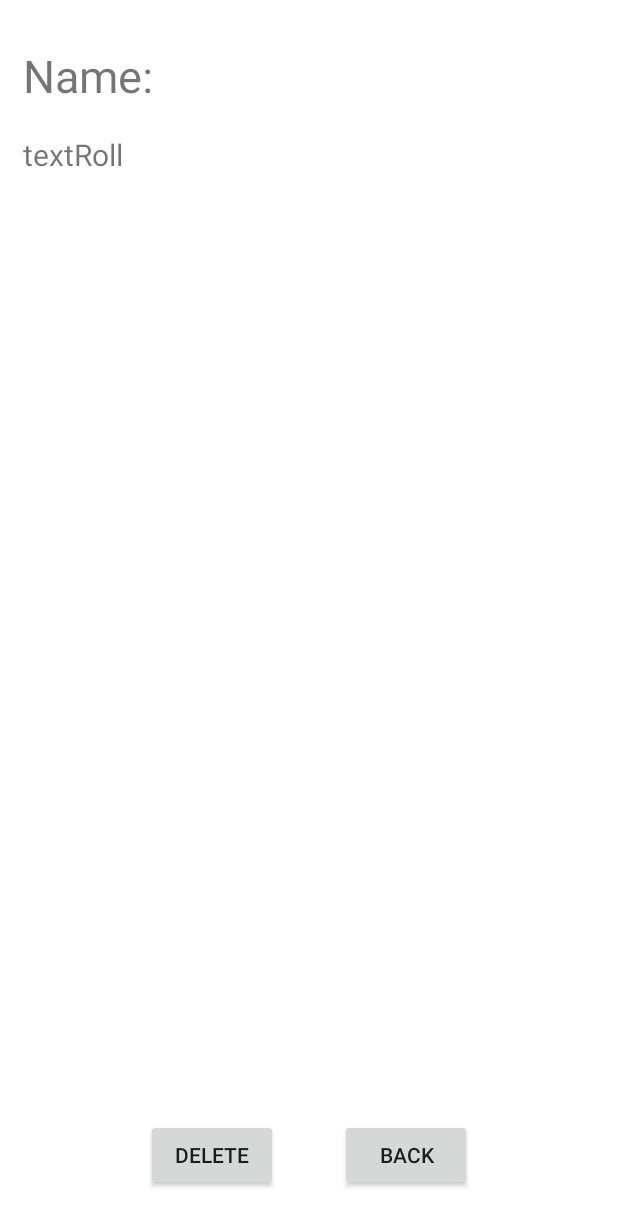
After one commit to maroufia/RollPlayProject, an Android app: the DeleteActivity screen opened directly, with no data from a screen before it, on a phone screen of 412 x 824 dp. The commit adds this screen. Shown: the top 1226 px of the screen. Run offline under Robolectric (Android 15) with nearby library versions, the phone set to English and light mode, and no system bars.

Commit message:
Delete activity first commit

```diff
--- a/app/src/main/AndroidManifest.xml
+++ b/app/src/main/AndroidManifest.xml
@@ -12,6 +12,12 @@
         android:supportsRtl="true"
         android:theme="@style/Theme.RollPlay"
         tools:targetApi="31">
+        <activity
+            android:name=".DeleteActivity"
+            android:exported="false" />
+        <activity
+            android:name=".DeleteSavedActivity"
+            android:exported="false" />
         <activity
             android:name=".HistoryActivity"
             android:exported="false" />
--- /dev/null
+++ b/app/src/main/java/com/example/rollplay/DeleteActivity.java
@@ -0,0 +1,27 @@
+package com.example.rollplay;
+
+import androidx.appcompat.app.AppCompatActivity;
+import androidx.appcompat.app.AppCompatDelegate;
+
+import android.os.Bundle;
+
+import java.util.Objects;
+
+public class DeleteActivity extends AppCompatActivity {
+
+    @Override
+    protected void onCreate(Bundle savedInstanceState) {
+        Objects.requireNonNull(getSupportActionBar()).hide();
+
+        if (AppCompatDelegate.getDefaultNightMode() == AppCompatDelegate.MODE_NIGHT_YES)
+            setTheme(R.style.DarkMode);
+        else
+            setTheme(R.style.Base_Theme_RollPlay);
+
+        super.onCreate(savedInstanceState);
+        setContentView(R.layout.activity_delete);
+
+
+
+    }
+}
--- /dev/null
+++ b/app/src/main/res/layout/activity_delete.xml
@@ -0,0 +1,69 @@
+<?xml version="1.0" encoding="utf-8"?>
+<androidx.constraintlayout.widget.ConstraintLayout xmlns:android="http://schemas.android.com/apk/res/android"
+    xmlns:app="http://schemas.android.com/apk/res-auto"
+    xmlns:tools="http://schemas.android.com/tools"
+    android:id="@+id/constraintLayout"
+    style="@style/SCREEN"
+    android:layout_width="match_parent"
+    android:layout_height="match_parent"
+    tools:context=".SaveActivity">
+
+    <TextView
+        android:id="@+id/textName1"
+        android:layout_width="376dp"
+        android:layout_height="39dp"
+        android:layout_marginStart="15dp"
+        android:layout_marginTop="30dp"
+        android:gravity="start"
+        android:text="@string/name"
+        android:textSize="30sp"
+        app:layout_constraintStart_toStartOf="parent"
+        app:layout_constraintTop_toTopOf="parent" />
+
+    <TextView
+        android:id="@+id/textRoll1"
+        android:layout_width="376dp"
+        android:layout_height="98dp"
+        android:layout_marginStart="15dp"
+        android:layout_marginTop="20dp"
+        android:gravity="fill_horizontal|top|start"
+        android:text="@string/textroll"
+        android:textSize="20sp"
+        app:layout_constraintHorizontal_weight="1"
+        app:layout_constraintStart_toStartOf="parent"
+        app:layout_constraintTop_toBottomOf="@+id/textName1" />
+
+    <Button
+        android:id="@+id/saveBtn1"
+        android:layout_width="wrap_content"
+        android:layout_height="wrap_content"
+        android:layout_marginBottom="30dp"
+        android:text="@string/delete"
+        app:layout_constraintBottom_toBottomOf="parent"
+        app:layout_constraintEnd_toEndOf="parent"
+        app:layout_constraintHorizontal_bias="0.3"
+        app:layout_constraintStart_toStartOf="parent" />
+
+    <Button
+        android:id="@+id/backBtn4"
+        android:layout_width="wrap_content"
+        android:layout_height="wrap_content"
+        android:layout_marginBottom="30dp"
+        android:text="@string/back"
+        app:layout_constraintBottom_toBottomOf="parent"
+        app:layout_constraintEnd_toEndOf="parent"
+        app:layout_constraintHorizontal_bias="0.7"
+        app:layout_constraintStart_toStartOf="parent" />
+
+    <TextView
+        android:id="@+id/error_text1"
+        android:layout_width="358dp"
+        android:layout_height="40dp"
+        android:layout_marginBottom="50dp"
+        android:gravity="center"
+        android:shadowColor="@color/black"
+        android:textColor="#B32626"
+        app:layout_constraintBottom_toTopOf="@+id/saveBtn1"
+        app:layout_constraintEnd_toEndOf="parent"
+        app:layout_constraintStart_toStartOf="parent" />
+</androidx.constraintlayout.widget.ConstraintLayout>
--- a/app/src/main/res/values/strings.xml
+++ b/app/src/main/res/values/strings.xml
@@ -79,4 +79,5 @@
     <string name="history_roll_3">No roll this session</string>
     <string name="history_roll_4">No roll this session</string>
     <string name="history">History</string>
+    <string name="delete">delete</string>
 </resources>
```
Also changed, not shown: app/src/main/java/com/example/rollplay/DeleteSavedActivity.java (added, +64 -0 lines), app/src/main/java/com/example/rollplay/SavedAdapter.java (+6 -1 lines), app/src/main/res/layout/activity_delete_saved.xml (added, +43 -0 lines).
